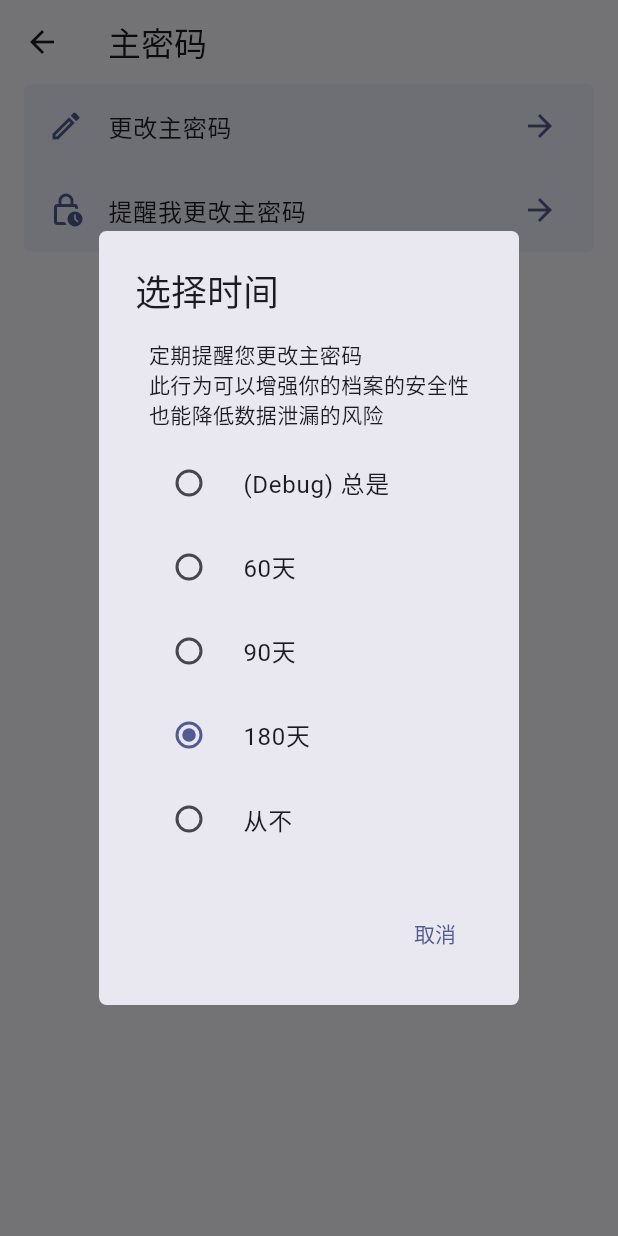
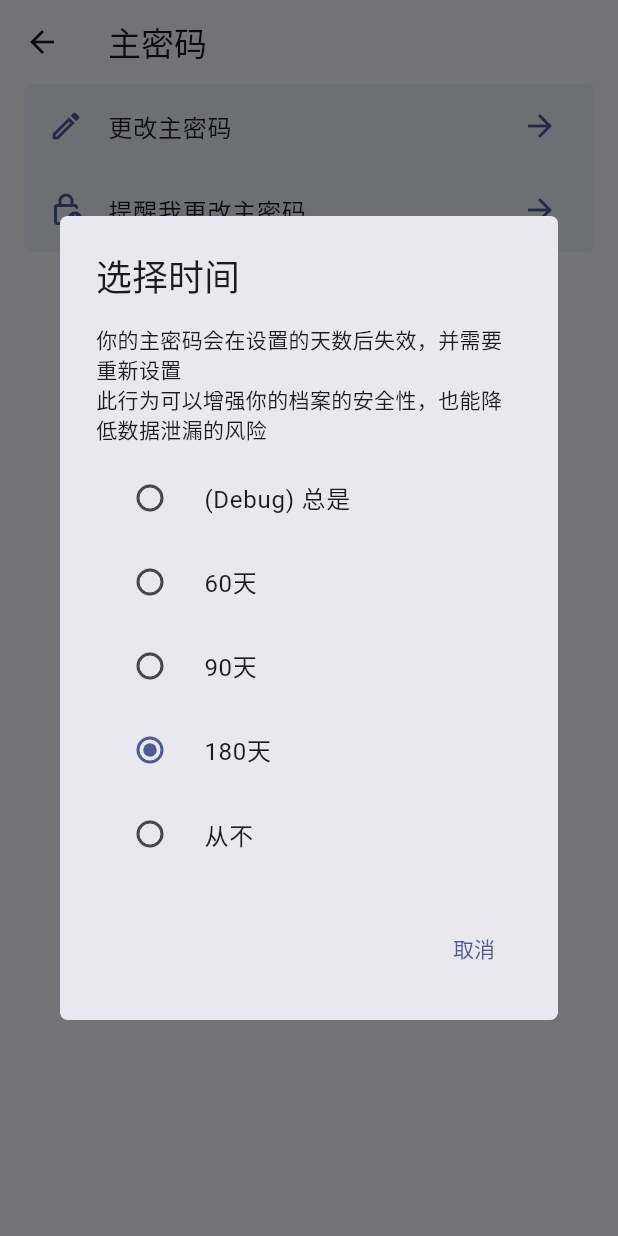
Before and after one commit to KirariSpark/Passtateless, a Flutter app: the MasterPwdSettingsPage screen opened directly with empty values, after a tap on "提醒我更改主密码", on a phone screen of 412 x 824 dp. Run offline on Flutter 3.47's test engine with Material 3 defaults, Android fonts, the light colour scheme and no system bars; our stand-ins replace flutter_markdown_plus, flutter_spinkit; missing offline and left inert: aes256, cryptography, re_editor, re_highlight, zxcvbn; Roboto replaces fonts that are missing (SourceHans).

Commit message:
修复：双栏布局下，Hero失效的问题

```diff
--- a/lib/ui/pages/pwd/home.dart
+++ b/lib/ui/pages/pwd/home.dart
@@ -165,6 +165,7 @@ class _HomePageState extends State<HomePage> {
           // 选择了密码项时，显示密码详情页
           // 通过 ID 从 Provider 获取密码记录
           return Navigator(
+            observers: [HeroController()],
             key: _homePageRightNavigatorKey,
             onGenerateRoute: (RouteSettings settings) {
               return MaterialPageRoute(
@@ -175,6 +176,7 @@ class _HomePageState extends State<HomePage> {
         } else if (_selectedTag == null) {
           // 没有选择设置项
           return Navigator(
+            observers: [HeroController()],
             key: _homePageRightNavigatorKey,
             onGenerateRoute: (_) {
               return MaterialPageRoute(
@@ -185,6 +187,7 @@ class _HomePageState extends State<HomePage> {
         } else {
           // 选择了设置项时
           return Navigator(
+            observers: [HeroController()],
             key: _homePageRightNavigatorKey,
             onGenerateRoute: (_) {
               return MaterialPageRoute(
--- a/lib/ui/pages/settings/basic.dart
+++ b/lib/ui/pages/settings/basic.dart
@@ -109,6 +109,7 @@ class _BasicSettingsPageState extends State<BasicSettingsPage> {
         } else {
           // 使用嵌套 Navigator - 用于让右侧内容不要把整个页面都跳转掉
           return Navigator(
+            observers: [HeroController()],
             key: _settingsRightNavigatorKey,
             // 初始路由显示占位符
             onGenerateRoute: (_) {
--- a/lib/ui/pages/settings/change_master.dart
+++ b/lib/ui/pages/settings/change_master.dart
@@ -27,6 +27,7 @@ class _MasterPwdPageState extends State<MasterPwdPage> {
       key: ValueKey("change_master"),
       appBar: styled.buildAppBar(
         title: "更改主密码",
+        titleTag: "pages/settings/change_master",
         exitIcon: Icons.close,
         context: context
       ),
--- a/lib/ui/pages/settings/master.dart
+++ b/lib/ui/pages/settings/master.dart
@@ -33,6 +33,7 @@ class MasterPwdSettingsPage extends StatelessWidget {
                     leading: Icons.edit_outlined,
                     trailing: Icon(Icons.arrow_forward),
                     title: "更改主密码",
+                    titleTag: "pages/settings/change_master",
                     onTapped: () {
                       Navigator.push(context, MaterialPageRoute(builder: (context) => MasterPwdPage()));
                     },
@@ -54,7 +55,7 @@ class MasterPwdSettingsPage extends StatelessWidget {
                         content: Column(
                           spacing: styles.layoutSpacing,
                           children: <Widget>[
-                            Text("定期提醒您更改主密码\n此行为可以增强你的档案的安全性\n也能降低数据泄漏的风险"),
+                            Text("你的主密码会在设置的天数后失效，并需要重新设置\n此行为可以增强你的档案的安全性，也能降低数据泄漏的风险"),
                             RadioGroup(
                               groupValue: appProvider.remindMe,
                               onChanged: (value) {
```
